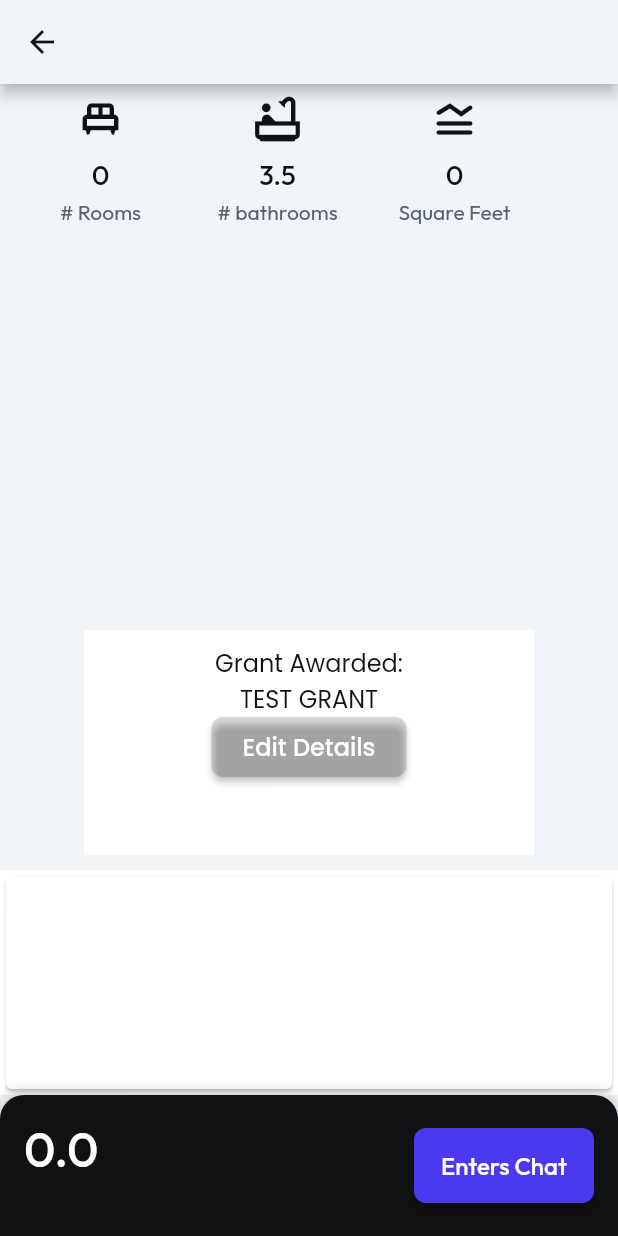
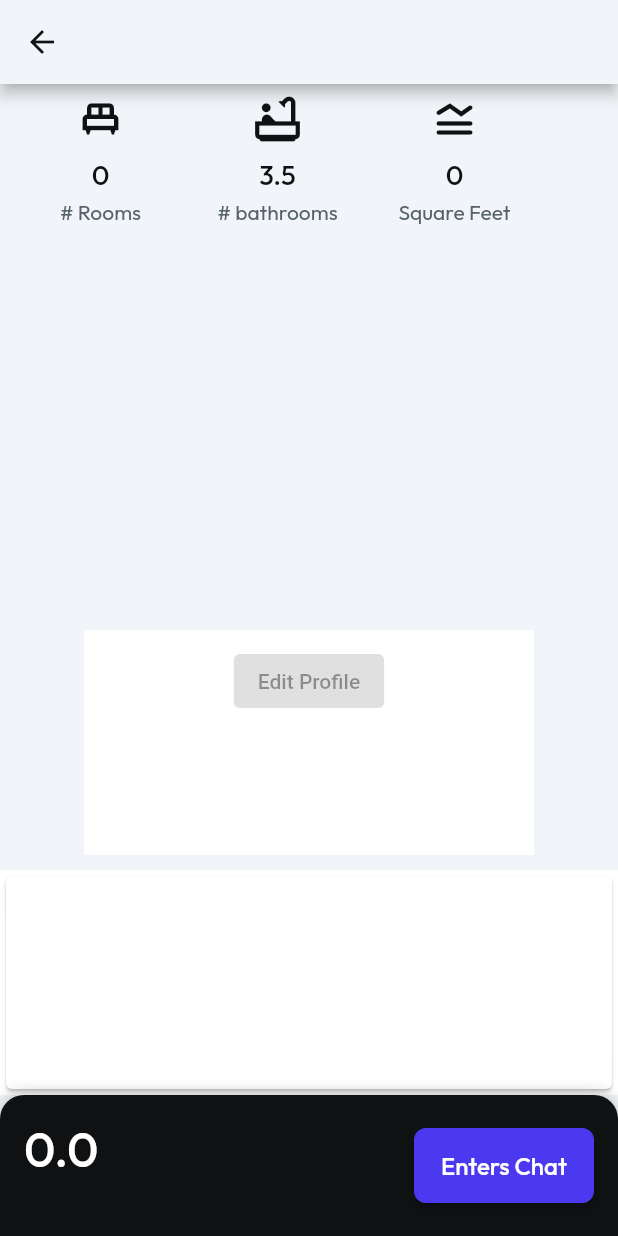
Before and after one commit to qtxbryan/onezero, a Flutter app: the IndividualPropertyPageWidget screen opened directly with empty values, scrolled down 482 dp, on a phone screen of 412 x 824 dp. Run offline on Flutter 3.47's test engine with Material 2 defaults, Android fonts, the phone set to English and light mode, and no system bars; drawn by our look-alikes of auto_size_text; our stand-ins replace cloud_firestore, expandable, firebase_auth, firebase_core, font_awesome_flutter, google_fonts and 1 more; accounts and stored records are empty; network calls fail.

Commit message:
working grant calculator and some minor changes

```diff
--- /dev/null
+++ b/lib/components/EditProfileWidget.dart
@@ -0,0 +1,188 @@
+import 'package:flutter/material.dart';
+import 'package:cloud_firestore/cloud_firestore.dart';
+import 'package:firebase_auth/firebase_auth.dart';
+import '../auth.dart';
+import 'package:onezero/backend/database.dart';
+import '../constants.dart';
+
+class EditProfileWidget extends StatefulWidget {
+  Database db = Database();
+  final int numOfBedroom;
+  final int lease;
+
+  EditProfileWidget({
+    Key? key,
+    required this.numOfBedroom,
+    required this.lease,
+  }) : super(key: key);
+
+  @override
+  State<EditProfileWidget> createState() => _EditProfileWidgetState();
+}
+
+class _EditProfileWidgetState extends State<EditProfileWidget> {
+  late final User? _user;
+  late final Stream<DocumentSnapshot> _userDocStream;
+
+  @override
+  void initState() {
+    // TODO: implement initState
+    super.initState();
+    _user = Auth().currentUser;
+    _userDocStream = widget.db.readSingleDocument('users', _user!.uid);
+  }
+
+  Widget getGrant(List grants) {
+    return new Row(
+      children: grants.map((item) => new Text(item)).toList(),
+    );
+  }
+
+  Widget getGrantAward(List grants) {
+    return new Row(
+      children: grants.map((item) => new Text(item.toString())).toList(),
+    );
+  }
+
+  @override
+  Widget build(BuildContext context) {
+    return StreamBuilder<DocumentSnapshot>(
+        stream: _userDocStream,
+        builder: (context, AsyncSnapshot<DocumentSnapshot> snapshot) {
+          if (snapshot.hasError) {
+            return Center(
+              child: Text('Error: ${snapshot.error}'),
+            );
+          }
+
+          if (snapshot.connectionState == ConnectionState.waiting) {
+            return Center(
+              child: CircularProgressIndicator(),
+            );
+          }
+
+          print(snapshot.data!);
+
+          if (snapshot.hasData && snapshot.data!.exists) {
+            final userProfileData =
+                snapshot.data!.data() as Map<String, dynamic>;
+
+            final hasEmptyFields = userProfileData['displayName'] == null ||
+                userProfileData['displayName'].isEmpty ||
+                userProfileData['Citizenship'] == null ||
+                userProfileData['Citizenship'].isEmpty ||
+                userProfileData['Martial'] == null ||
+                userProfileData['Martial'].isEmpty ||
+                userProfileData['age'] == null ||
+                userProfileData['age'].isEmpty ||
+                userProfileData['applicationStatus'] == null ||
+                userProfileData['applicationStatus'].isEmpty ||
+                userProfileData['averageMonthlyHousehold'] == null ||
+                userProfileData['averageMonthlyHousehold'].isEmpty ||
+                userProfileData['applicationType'] == null ||
+                userProfileData['applicationType'].isEmpty;
+
+            if (hasEmptyFields) {
+              return ElevatedButton(
+                onPressed: null, //GO to edit profile page
+                child: Text('Edit Profile'),
+              );
+            } else {
+              /// Calculating grant logic
+              ///
+              ///
+              ///
+
+              print('This is displayName: ${userProfileData['displayName']}');
+              print(
+                  'This is applicationType: ${userProfileData['applicationType']}');
+              print(
+                  'This is averageMonthlyHousehold: ${userProfileData['averageMonthlyHousehold']}');
+              print('This is citizenship: ${userProfileData['Citizenship']}');
+              print('This is age: ${userProfileData['age']}');
+
+              print('this is lease: ${widget.lease}');
+              print('this is first time ${userProfileData['firstTime']}');
+
+              List<int> grantAmount = [];
+              List<String> grantAwarded = [];
+
+              String applicationType = userProfileData['applicationType'];
+              String firstTime = userProfileData['firstTime'];
+              int averageMonthlyHousehold =
+                  int.parse(userProfileData['averageMonthlyHousehold']);
+              String citizenship = userProfileData['Citizenship'];
+              int age = int.parse(userProfileData['age']);
+
+              if (applicationType == 'Couple' &&
+                  firstTime == 'true' &&
+                  averageMonthlyHousehold <= 14000 &&
+                  citizenship == 'Singaporean' &&
+                  age >= 21 &&
+                  widget.lease > 20) {
+                print('Hit first inner loop for couple');
+
+                if (averageMonthlyHousehold < 9000) {
+                  grantAmount.add(ENHANCED_CPF_HOUSING_AMOUNT);
+                  grantAwarded.add(ENHANCED_CPF_HOUSING);
+                }
+
+                if (widget.numOfBedroom <= 4) {
+                  grantAmount.add(CPF_HOUSING_GRANT_AMOUNT);
+                  grantAwarded.add(CPF_HOUSING_GRANT);
+                  print('hit inner loop for 4 room');
+                } else {
+                  grantAmount.add(CPF_HOUSING_GRANT_AMOUNT_5RM);
+                  grantAwarded.add(CPF_HOUSING_GRANT_5RM);
+                }
+              } else if (applicationType == 'Family' &&
+                  firstTime == 'true' &&
+                  averageMonthlyHousehold <= 21000 &&
+                  citizenship == 'Singaporean' &&
+                  age >= 21 &&
+                  widget.lease > 20) {
+                if (averageMonthlyHousehold < 4500) {
+                  grantAmount.add(ENHANCED_CPF_HOUSING_AMOUNT);
+                  grantAwarded.add(ENHANCED_CPF_HOUSING);
+                }
+
+                if (widget.numOfBedroom <= 4) {
+                  grantAmount.add(CPF_HOUSING_GRANT_AMOUNT_FAMILY);
+                  grantAwarded.add(CPF_HOUSING_GRANT_FAMILY);
+                } else {
+                  grantAmount.add(CPF_HOUSING_GRANT_AMOUNT_FAMILY_5RM);
+                  grantAwarded.add(CPF_HOUSING_GRANT_FAMILY_5RM);
+                }
+              } else if (applicationType == 'Singles' &&
+                  firstTime == true &&
+                  averageMonthlyHousehold <= 7000 &&
+                  citizenship == 'Singaporean' &&
+                  age >= 35 &&
+                  widget.lease > 20) {
+                if (widget.numOfBedroom <= 4) {
+                  grantAmount.add(SINGLE_GRANT_AMOUNT);
+                  grantAwarded.add(SINGLE_GRANT);
+                } else {
+                  grantAmount.add(SINGLE_GRANT_5RM_AMOUNT);
+                  grantAwarded.add(SINGLE_GRANT_5RM);
+                }
+              }
+
+              // RETURN WIDGET HERE
+              return Column(
+                children: [
+                  getGrant(grantAwarded),
+                  getGrantAward(grantAmount),
+                ],
+              );
+            }
+          } else {
+            return Center(
+                child: ElevatedButton(
+              onPressed: null,
+              child: Text('Edit Profile'),
+            ));
+          }
+        });
+  }
+}
--- a/lib/constants.dart
+++ b/lib/constants.dart
@@ -1,3 +1,25 @@
 final int PRIMARY_COLOR = 0x4B39EF;
 final int ALTERNATE_COLOR = 0xFF5963;
 final int SECONDARY_COLOR = 0x39D2C0;
+final String CPF_HOUSING_GRANT = 'CPF_HOUSING_GRANT';
+final int CPF_HOUSING_GRANT_AMOUNT = 80000;
+final String CPF_HOUSING_GRANT_5RM = 'CPF_HOUSING_GRANT_5RM';
+final int CPF_HOUSING_GRANT_AMOUNT_5RM = 50000;
+
+final String CPF_HOUSING_GRANT_FAMILY = 'CPF_HOUSING_GRANT_FAMILY';
+final int CPF_HOUSING_GRANT_AMOUNT_FAMILY = 40000;
+
+final String CPF_HOUSING_GRANT_FAMILY_5RM = 'CPF_HOUSING_GRANT_FAMILY_5RM';
+final int CPF_HOUSING_GRANT_AMOUNT_FAMILY_5RM = 30000;
+
+final String HALF_HOUSING_GRANT = 'HALF_HOUSING_GRANT';
+final String ENHANCED_CPF_HOUSING = 'ENHANCED_CPF_HOUSING';
+final int ENHANCED_CPF_HOUSING_AMOUNT = 5000;
+
+final String SINGLE_GRANT = 'SINGLE_GRANT';
+final int SINGLE_GRANT_AMOUNT = 400000;
+
+final String SINGLE_GRANT_5RM = 'SINGLE_GRANT_5RM';
+final int SINGLE_GRANT_5RM_AMOUNT = 25000;
+
+final String PROXIMITY_GRANT = 'PROXIMITY_GRANT';
--- /dev/null
+++ b/lib/models/Grant.dart
@@ -0,0 +1,13 @@
+import 'package:flutter/material.dart';
+import 'package:cloud_firestore/cloud_firestore.dart';
+import 'package:firebase_auth/firebase_auth.dart';
+
+class Grant {
+  final String? type;
+  final String? firstApplicant;
+  final String secondApplicant;
+  final int incomeCeiling;
+  final String? firstApplicantCitizenship;
+  final String secondApplicantCitizenship;
+  final int age;
+}
--- /dev/null
+++ b/lib/models/User.dart
@@ -0,0 +1,25 @@
+class User {
+  late final String? uid;
+  late final String? displayName;
+  late final String? emailAddress;
+  late final int? age;
+  late final String? citizenship;
+  late final String? martial;
+  late final String? applicationStatus;
+  late final String? applicationType;
+  late final int? averageMontlyHousehold;
+  late final bool? firstTime;
+
+  User({
+    required this.uid,
+    required this.displayName,
+    required this.emailAddress,
+    required this.age,
+    this.citizenship,
+    this.martial,
+    this.applicationStatus,
+    this.applicationType,
+    this.averageMontlyHousehold,
+    this.firstTime,
+  });
+}
--- a/lib/pages/individual_property_page.dart
+++ b/lib/pages/individual_property_page.dart
@@ -5,6 +5,10 @@ import 'package:expandable/expandable.dart';
 import 'package:flutter/material.dart';
 import 'package:onezero/constants.dart';
 import 'package:google_fonts/google_fonts.dart';
+import 'package:cloud_firestore/cloud_firestore.dart';
+import 'package:firebase_auth/firebase_auth.dart';
+import '../auth.dart';
+import 'package:onezero/components/EditProfileWidget.dart';
 
 class IndividualPropertyPageWidget extends StatefulWidget {
   final String propertyName;
@@ -12,6 +16,7 @@ class IndividualPropertyPageWidget extends StatefulWidget {
   final int numOfBedroom;
   final int dimension;
   final String id;
+  final int lease;
 
   const IndividualPropertyPageWidget({
     Key? key,
@@ -20,6 +25,7 @@ class IndividualPropertyPageWidget extends StatefulWidget {
     required this.price,
     required this.numOfBedroom,
     required this.dimension,
+    required this.lease,
   }) : super(key: key);
 
   @override
@@ -30,6 +36,21 @@ class IndividualPropertyPageWidget extends StatefulWidget {
 class _IndividualPropertyPageWidgetState
     extends State<IndividualPropertyPageWidget> {
   final scaffoldKey = GlobalKey<ScaffoldState>();
+
+  late final CollectionReference _usersRef;
+  late final DocumentReference _userDocRef;
+  late final User? _user;
+  late final Stream<DocumentSnapshot> _userDocStream;
+
+  @override
+  void initState() {
+    // TODO: implement initState
+    super.initState();
+    _usersRef = FirebaseFirestore.instance.collection('users');
+    _user = Auth().currentUser;
+    _userDocRef = _usersRef.doc(_user!.uid);
+    _userDocStream = _userDocRef.snapshots();
+  }
 
   Widget IndividualProperty(
       String neighbourhood, String description, double price) {
@@ -468,39 +489,42 @@ class _IndividualPropertyPageWidgetState
                               mainAxisSize: MainAxisSize.max,
                               crossAxisAlignment: CrossAxisAlignment.center,
                               children: [
-                                Text(
-                                  'Grant Awarded:',
-                                  style: FlutterFlowTheme.of(context).bodyText1,
-                                ),
-                                Text(
-                                  'TEST GRANT',
-                                  style: FlutterFlowTheme.of(context).bodyText1,
-                                ),
-                                FFButtonWidget(
-                                  onPressed: null,
-                                  text: 'Edit Details',
-                                  options: FFButtonOptions(
-                                    width: 130.0,
-                                    height: 40.0,
-                                    padding: EdgeInsetsDirectional.fromSTEB(
-                                        0.0, 0.0, 0.0, 0.0),
-                                    iconPadding: EdgeInsetsDirectional.fromSTEB(
-                                        0.0, 0.0, 0.0, 0.0),
-                                    color: FlutterFlowTheme.of(context)
-                                        .primaryColor,
-                                    textStyle: FlutterFlowTheme.of(context)
-                                        .subtitle2
-                                        .override(
-                                          fontFamily: 'Poppins',
-                                          color: Colors.white,
-                                        ),
-                                    borderSide: BorderSide(
-                                      color: Colors.transparent,
-                                      width: 1.0,
-                                    ),
-                                    borderRadius: BorderRadius.circular(8.0),
-                                  ),
-                                ),
+                                EditProfileWidget(
+                                    numOfBedroom: widget.numOfBedroom,
+                                    lease: widget.lease)
+                                // Text(
+                                //   'Grant Awarded:',
+                                //   style: FlutterFlowTheme.of(context).bodyText1,
+                                // ),
+                                // Text(
+                                //   'TEST GRANT',
+                                //   style: FlutterFlowTheme.of(context).bodyText1,
+                                // ),
+                                // FFButtonWidget(
+                                //   onPressed: null,
+                                //   text: 'Edit Details',
+                                //   options: FFButtonOptions(
+                                //     width: 130.0,
+                                //     height: 40.0,
+                                //     padding: EdgeInsetsDirectional.fromSTEB(
+                                //         0.0, 0.0, 0.0, 0.0),
+                                //     iconPadding: EdgeInsetsDirectional.fromSTEB(
+                                //         0.0, 0.0, 0.0, 0.0),
+                                //     color: FlutterFlowTheme.of(context)
+                                //         .primaryColor,
+                                //     textStyle: FlutterFlowTheme.of(context)
+                                //         .subtitle2
+                                //         .override(
+                                //           fontFamily: 'Poppins',
+                                //           color: Colors.white,
+                                //         ),
+                                //     borderSide: BorderSide(
+                                //       color: Colors.transparent,
+                                //       width: 1.0,
+                                //     ),
+                                //     borderRadius: BorderRadius.circular(8.0),
+                                //   ),
+                                // ),
                               ],
                             ),
                           ),
--- a/lib/pages/landing_page.dart
+++ b/lib/pages/landing_page.dart
@@ -173,7 +173,10 @@ class _LandingPageState extends State<LandingPage> {
                                               numOfBedroom: int.parse(
                                                   listingsData['numOfBedroom']),
                                               dimension: int.parse(
-                                                  listingsData['dimension']))),
+                                                  listingsData['dimension']),
+                                              lease: int.parse(
+                                                listingsData['lease'],
+                                              ))),
                                     ));
                                   }, //push individual property page,
                                   child: Container(
--- a/lib/pages/new_user_page.dart
+++ b/lib/pages/new_user_page.dart
@@ -1,4 +1,5 @@
 import 'package:onezero/pages/landing_page.dart';
+import 'package:onezero/pages/test_grant.dart';
 
 import '/flutter_flow/flutter_flow_theme.dart';
 import '/flutter_flow/flutter_flow_widgets.dart';
```
Also changed, not shown: lib/backend/database.dart (+15 -0 lines), lib/components/post_app_bar.dart (added, +59 -0 lines), lib/components/post_bottom_bar.dart (added, +55 -0 lines), lib/main.dart (+3 -6 lines), lib/pages/login_page.dart (+11 -6 lines), lib/pages/test_grant.dart (added, +129 -0 lines), lib/pages/test_individual_page.dart (added, +32 -0 lines), assets/images/city6.jpg (added), lib/components/Navbar.dart (deleted), lib/pages/edit_profile_page.dart (added).
